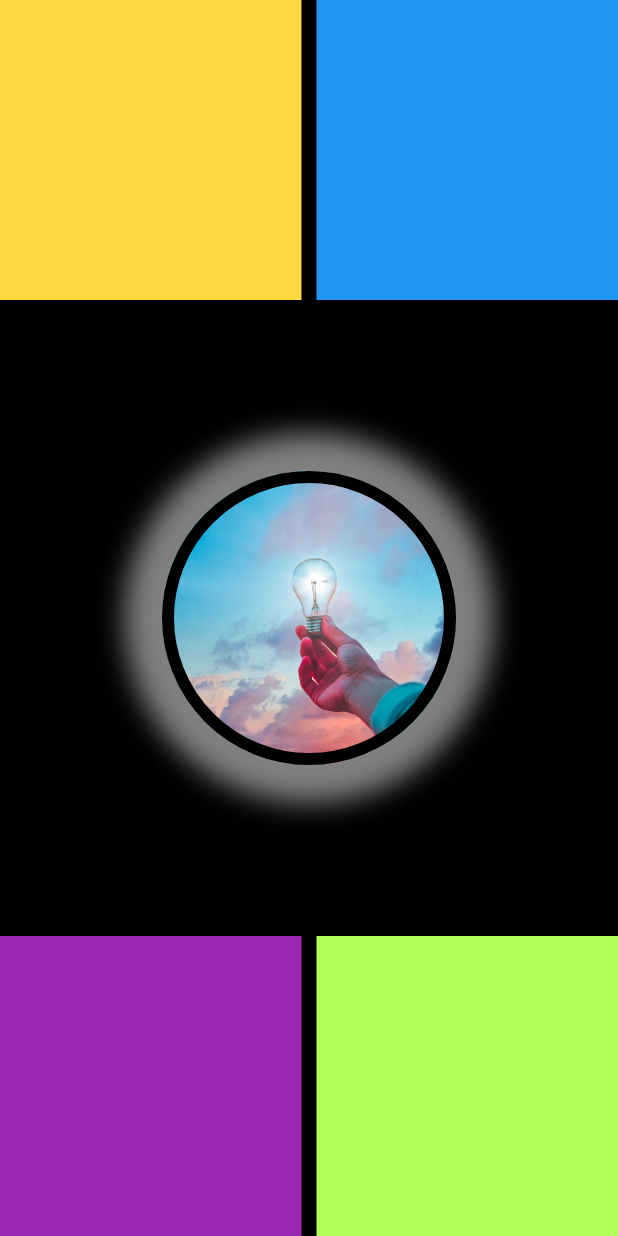
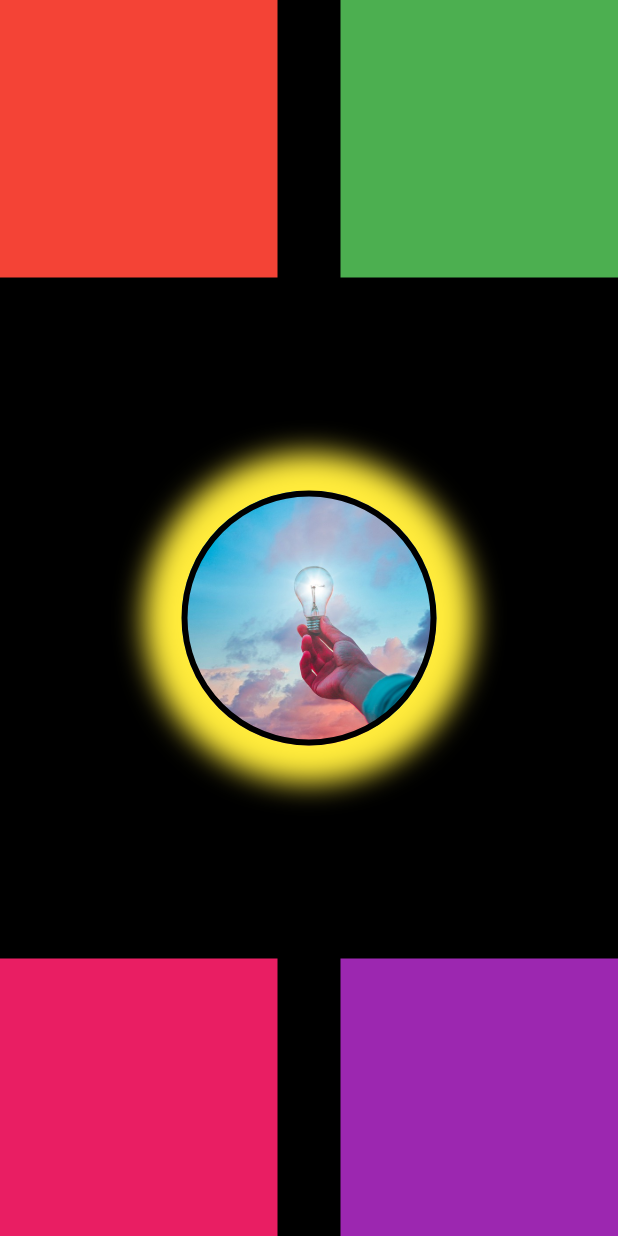
Before and after one commit to syedalirazazaidi/flutter_pract., a Flutter app: the screen it shows after launch, on a phone screen of 412 x 824 dp. Run offline on Flutter 3.47's test engine with Material 2 defaults, Android fonts, the light colour scheme and no system bars.

Commit message:
rebuild app

```diff
--- a/lib/main.dart
+++ b/lib/main.dart
@@ -2,13 +2,11 @@ import 'package:flutter/material.dart';
 
 void main() {
   runApp(const MyApp());
+  // runApp(const MyApp());
 }
 
 class MyApp extends StatelessWidget {
   const MyApp({Key? key}) : super(key: key);
-
-  // This widget is the root of your application.
-  @override
   Widget build(BuildContext context) {
     return MaterialApp(
       home: Scaffold(
@@ -21,63 +19,139 @@ class MyApp extends StatelessWidget {
                   mainAxisAlignment: MainAxisAlignment.spaceBetween,
                   children: [
                     Container(
-                  color: Colors.amberAccent,
-                  width: 201,
-                  height: 200,
+                      height: 185,
+                      width: 185,
+                      color: Colors.red,
                     ),
                     Container(
-                  color: Colors.blue,
-                  width: 201,
-                  height: 200,
-                ),
+                      height: 185,
+                      width: 185,
+                      color: Colors.green,
+                    )
                   ],
                 ),
-            Row(
-              mainAxisAlignment: MainAxisAlignment.center,
-              children: [
                 Container(
+                  width: 170,
+                  height: 170,
                   decoration: BoxDecoration(
+                   boxShadow:[ BoxShadow(color: Colors.yellow,spreadRadius: 25,
+                   blurRadius: 15)],
                     color: Colors.white,
+                    borderRadius: BorderRadius.circular(150),
+                    border: Border.all(
+                      color: Colors.black,
+                      width: 4
+                    ),
                     image: DecorationImage(
                       image: AssetImage('image/bulb.jpg'),
                       fit: BoxFit.cover,
                     ),
-                      border: Border.all(
-                        color: Colors.black,
-                        width: 8,
                   ),
-                      borderRadius: BorderRadius.circular(150),
-                      boxShadow: [
-                        BoxShadow(
-                          color: Colors.white.withOpacity(0.5),
-                          spreadRadius: 25,
-                          blurRadius: 15,
-                        ),
-                      ]),
-                  width: 196,
-                  height: 196,
-                ),
-              ],
                 ),
                 Row(
                   mainAxisAlignment: MainAxisAlignment.spaceBetween,
-              mainAxisSize: MainAxisSize.max,
                   children: [
                     Container(
-                  color: Colors.purple,
-                  width: 201,
-                  height: 200,
+                      height: 185,
+                      width: 185,
+                      color: Colors.pink,
                     ),
                     Container(
-                  color: Colors.lightGreenAccent,
-                  width: 201,
-                  height: 200,
-                ),
+                      height: 185,
+                      width: 185,
+                      color: Colors.purple,
+                    )
+                  ],
+                )
               ],
             ),
-          ],
-        ),
-      ),
-    ));
+          )),
+    );
   }
 }
+// class MyApp extends StatelessWidget {
+//   const MyApp({Key? key}) : super(key: key);
+//   // This widget is the root of your application.
+//   @override
+//   Widget build(BuildContext context) {
+//     return MaterialApp(
+//         home: Scaffold(
+//       backgroundColor: Colors.black,
+//       body: SafeArea(
+//         child: Column(
+//           mainAxisAlignment: MainAxisAlignment.spaceBetween,
+//           children: [
+//             Row(
+//               mainAxisAlignment: MainAxisAlignment.spaceBetween,
+//               children: [
+//                 Container(
+//                   color: Colors.amberAccent,
+//                   width: 201,
+//                   height: 200,
+//                 ),
+//                 Container(
+//                   color: Colors.blue,
+//                   width: 201,
+//                   height: 200,
+//                 ),
+//               ],
+//             ),
+//             // Row(
+//             //   mainAxisAlignment: MainAxisAlignment.center,
+//             //   children: [
+//             // Row(
+//             //   mainAxisAlignment: MainAxisAlignment.spaceEvenly,
+//             //   children: [
+//             //     Container(
+//             //       decoration: BoxDecoration(
+//             //           color: Colors.white,
+//             //           image: DecorationImage(
+//             //             image: AssetImage('image/newbulb.jpg'),
+//             //             fit: BoxFit.cover,
+//             //           ),
+//             //           border: Border.all(
+//             //             color: Colors.black,
+//             //             width: 8,
+//             //           ),
+//             //           borderRadius: BorderRadius.circular(150),
+//             //           boxShadow: [
+//             //             BoxShadow(
+//             //               color: Colors.white.withOpacity(0.5),
+//             //               spreadRadius: 25,
+//             //               blurRadius: 15,
+//             //             ),
+//             //           ]),
+//             //       width: 196,
+//             //       height: 196,
+//             //     ),
+//             //     // Text(
+//             //     //   'Hello World',
+//             //     //   style: TextStyle(fontSize: 24, color: Colors.white),
+//             //     // ),
+//             //   ],
+//             // ),
+//
+//             // ],
+//             // ),
+//             // Row(
+//             //   mainAxisAlignment: MainAxisAlignment.spaceBetween,
+//             //   mainAxisSize: MainAxisSize.max,
+//             //   children: [
+//             //     Container(
+//             //       color: Colors.purple,
+//             //       width: 201,
+//             //       height: 200,
+//             //     ),
+//             //     Container(
+//             //       color: Colors.lightGreenAccent,
+//             //       width: 201,
+//             //       height: 200,
+//             //     ),
+//             //   ],
+//             // ),
+//           ],
+//         ),
+//       ),
+//     ));
+//   }
+// }
--- a/pubspec.yaml
+++ b/pubspec.yaml
@@ -59,7 +59,9 @@ flutter:
 
   # To add assets to your application, add an assets section, like this:
   assets:
-     - image/bulb.jpg
+   - image/bulb.jpg
+   - image/mobile.png
+   - image/newbulb.jpg
   #   - images/a_dot_burr.jpeg
   #   - images/a_dot_ham.jpeg
 
```
Also changed, not shown: image/newbulb.jpg (added). Lines whose indentation alone changed are shown as unchanged.
